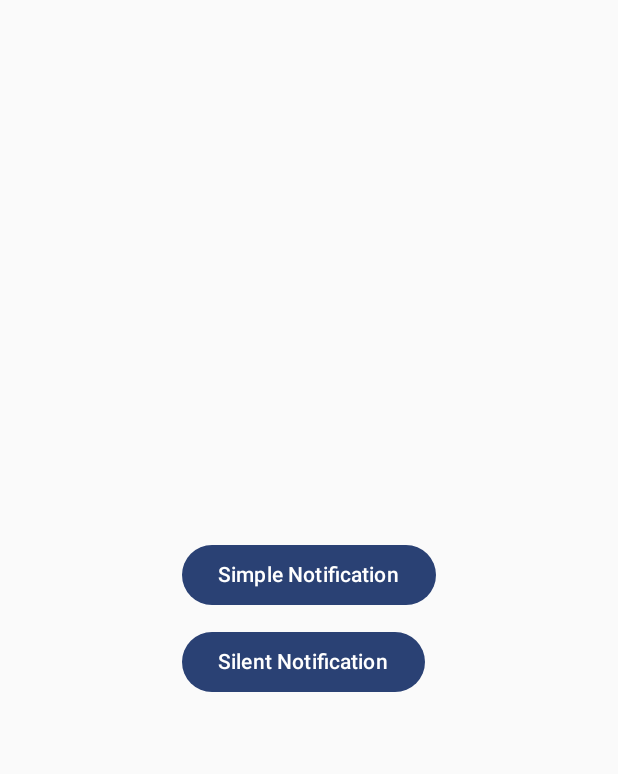
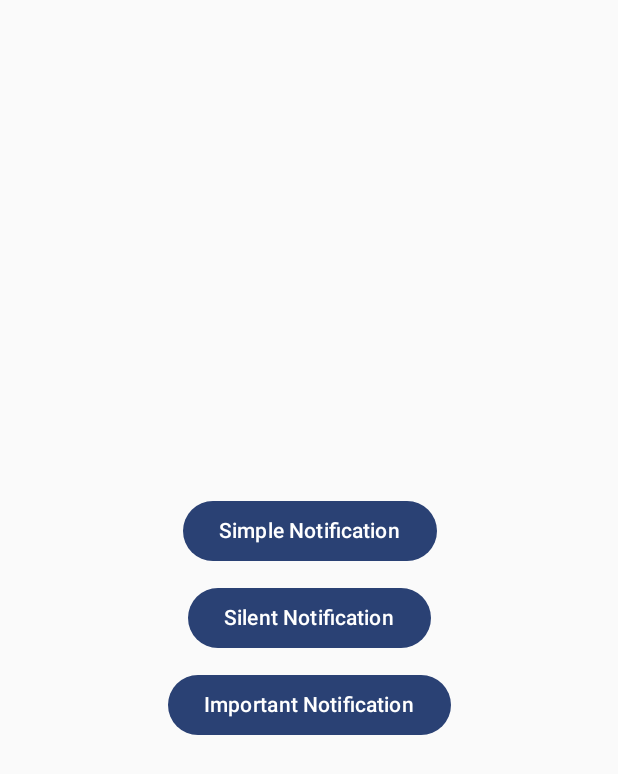
Before and after one commit to RxSajib/Notification-Android, an Android app built with Jetpack Compose: the screen it shows after launch (MainActivity), on a phone screen of 412 x 824 dp. Shown: the top 774 px of the screen. Run offline under Robolectric (Android 15) with nearby library versions, the phone set to English and light mode, and no system bars.

Commit message:
impornt notification

```diff
--- a/app/src/main/java/com/git/notificationcompose/MainActivity.kt
+++ b/app/src/main/java/com/git/notificationcompose/MainActivity.kt
@@ -18,6 +18,7 @@ import androidx.compose.ui.Alignment
 import androidx.compose.ui.Modifier
 import androidx.compose.ui.tooling.preview.Preview
 import androidx.compose.ui.unit.dp
+import com.git.notificationcompose.notification.createImportantNotification
 import com.git.notificationcompose.notification.createSilentNotification
 import com.git.notificationcompose.notification.createSimpleNotification
 import com.git.notificationcompose.ui.theme.NotificationComposeTheme
@@ -29,8 +30,10 @@ class MainActivity : ComponentActivity() {
         setContent {
             NotificationComposeTheme {
 
-                Box(modifier = Modifier.fillMaxSize(), contentAlignment = Alignment.Center){
-                    Column {
+                Box(modifier = Modifier.fillMaxSize(), contentAlignment = Alignment.Center, ){
+                    Column(
+                        horizontalAlignment = Alignment.CenterHorizontally
+                    ) {
                         Button(onClick = {
                             createSimpleNotification(this@MainActivity)
                         }) {
@@ -44,6 +47,14 @@ class MainActivity : ComponentActivity() {
                         }) {
                             Text(
                                 text = "Silent Notification"
+                            )
+                        }
+                        Spacer(modifier = Modifier.height(10.dp))
+                        Button(onClick = {
+                            createImportantNotification(this@MainActivity)
+                        }) {
+                            Text(
+                                text = "Important Notification"
                             )
                         }
                     }
--- a/app/src/main/java/com/git/notificationcompose/app/MyApplication.kt
+++ b/app/src/main/java/com/git/notificationcompose/app/MyApplication.kt
@@ -13,6 +13,9 @@ const val Default_Name = "Default_Name"
 const val Silent_Notification_Id = "Silent_Notification_Id"
 const val Silent_Notification_Name = "Silent_Notification_Name"
 
+const val Important_Notification_Id = "Important_Notification_Id"
+const val Important_Notification_Name = "Important_Notification_Name"
+
 class MyApplication : Application() {
 
     override fun onCreate() {
@@ -23,8 +26,10 @@ class MyApplication : Application() {
 
             val silent_notification_channel = NotificationChannel(Silent_Notification_Id, Silent_Notification_Name, NotificationManager.IMPORTANCE_LOW)
 
+            val important_notification_channel = NotificationChannel(Important_Notification_Id, Important_Notification_Name, NotificationManager.IMPORTANCE_HIGH)
+
             val notificationManager = getSystemService(Context.NOTIFICATION_SERVICE) as NotificationManager
-            notificationManager.createNotificationChannels(listOf(channel, silent_notification_channel))
+            notificationManager.createNotificationChannels(listOf(channel, silent_notification_channel, important_notification_channel))
         }
     }
 }
```
Also changed, not shown: app/src/main/java/com/git/notificationcompose/notification/ImportantNotification.kt (added, +29 -0 lines).
